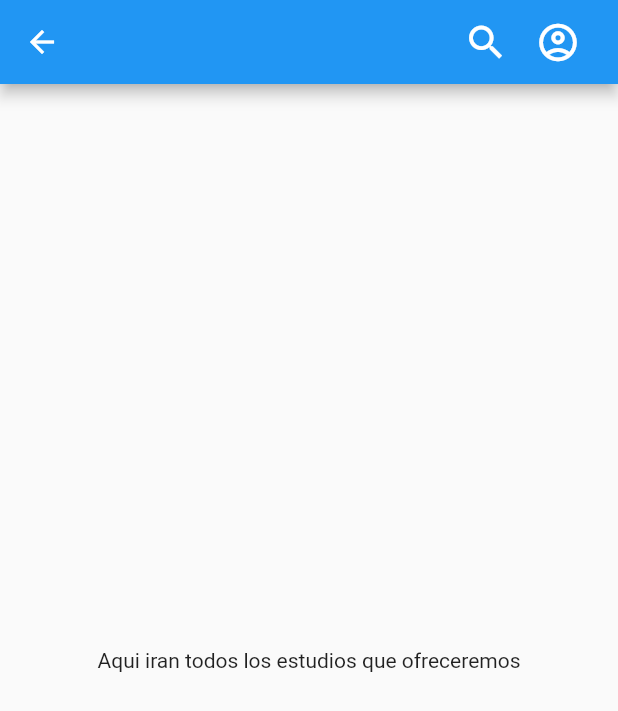
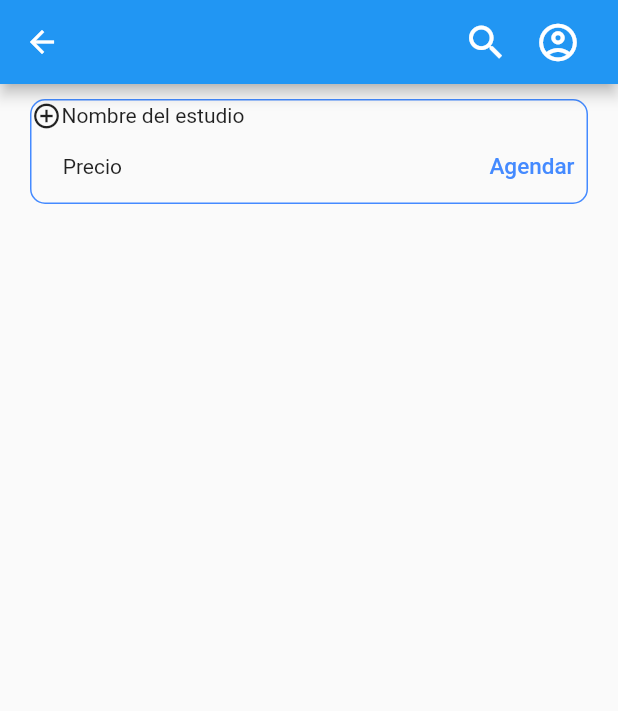
Before and after one commit to JairoPadillaN/ReservalabApp, a Flutter app: the listaEstudios screen opened directly, on a phone screen of 412 x 824 dp. Shown: the top 711 px of the screen. Run offline on Flutter 3.47's test engine with Material 2 defaults, Android fonts, the phone set to English and light mode, and no system bars; our stand-ins replace font_awesome_flutter; network calls fail.

Commit message:
Lista de estudios

```diff
--- a/lib/listaEstudios.dart
+++ b/lib/listaEstudios.dart
@@ -1,7 +1,5 @@
-import 'package:flutter/material.dart';
 import 'package:flutter/material.dart';
 import 'package:ReservalabApp/inicioSesion.dart';
-import 'listaEstudios.dart';
 
 class listaEstudios extends StatelessWidget {
   @override
@@ -39,8 +37,46 @@ class listaEstudios extends StatelessWidget {
           ],
         ),
       ),
+      //Ejemplo de la lista de estudios
       body: Center(
-        child: Text("Aqui iran todos los estudios que ofreceremos"),
+        child: ListView(
+          children: [
+            Image.network(
+                "https://emc.mty.itesm.mx/wp-content/uploads/2016/01/laboratorio-clinico-emc-ocd-diplomado.jpg"),
+            Padding(
+              padding: EdgeInsets.fromLTRB(20, 10, 20, 0),
+              child: Container(
+                decoration: BoxDecoration(
+                    border: Border.all(color: Colors.blueAccent),
+                    borderRadius: BorderRadius.circular(10)),
+                child: Column(
+                  children: [
+                    Row(
+                      children: [
+                        Icon(Icons.add_circle_outline, size: 20),
+                        Text('Nombre del estudio'),
+                      ],
+                    ),
+                    Row(
+                      children: [
+                        Text('      Precio', textAlign: TextAlign.left),
+                        Spacer(flex: 1),
+                        TextButton(
+                          onPressed: () {},
+                          child: Text('Agendar',
+                              style: TextStyle(
+                                fontSize: 15,
+                                color: Colors.blueAccent,
+                              )),
+                        ),
+                      ],
+                    ),
+                  ],
+                ),
+              ),
+            ),
+          ],
+        ),
       ),
     );
   }
```
